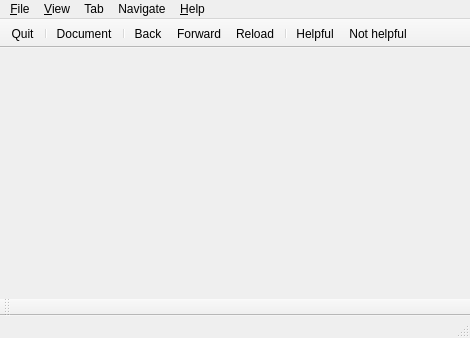
This is FAQsBrowser/MainWindow.ui in congchenutd/COFAQs as Qt 5 draws it before an edit. The edited form follows.
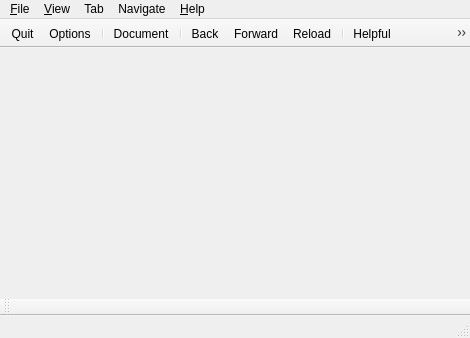
This is the edited form. Icons and pictures are not drawn. Custom widgets are drawn as their Qt base class.

What changed in the file:
```diff
--- a/FAQsBrowser/MainWindow.ui
+++ b/FAQsBrowser/MainWindow.ui
@@ -111,6 +111,7 @@
     <bool>false</bool>
    </attribute>
    <addaction name="actionQuit"/>
+   <addaction name="actionOptions"/>
    <addaction name="separator"/>
    <addaction name="actionDocPage"/>
    <addaction name="separator"/>
@@ -273,6 +274,15 @@
     <string>Quit</string>
    </property>
   </action>
+  <action name="actionOptions">
+   <property name="icon">
+    <iconset resource="Resource.qrc">
+     <normaloff>:/Images/Options.png</normaloff>:/Images/Options.png</iconset>
+   </property>
+   <property name="text">
+    <string>Options</string>
+   </property>
+  </action>
  </widget>
  <layoutdefault spacing="6" margin="11"/>
  <customwidgets>
```
Left out of the diff: 6 changed lines with no effect on the pictures.
